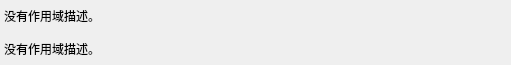
First picture: the form in DrillPluginInformationReader/Source/InformationModule/pluginDetailPart/helpDetailPart/p_ScriptHelp_Src.ui, repository DrillUp/DrillPluginInformationReader, before the edit.
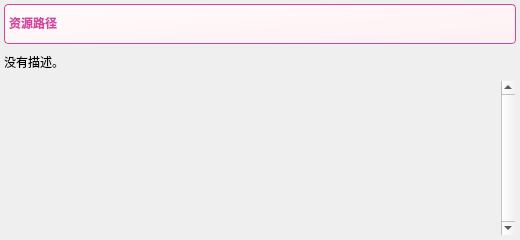
Second picture: the form after the edit. The open tabs and pages were chosen to show the change.

Commit message: 完成了 资源部分 的控件。

Patch:
```diff
--- a/DrillPluginInformationReader/Source/InformationModule/pluginDetailPart/helpDetailPart/p_ScriptHelp_Src.ui
+++ b/DrillPluginInformationReader/Source/InformationModule/pluginDetailPart/helpDetailPart/p_ScriptHelp_Src.ui
@@ -6,10 +6,16 @@
    <rect>
     <x>0</x>
     <y>0</y>
-    <width>511</width>
-    <height>65</height>
+    <width>520</width>
+    <height>240</height>
    </rect>
   </property>
+  <property name="maximumSize">
+   <size>
+    <width>16777215</width>
+    <height>240</height>
+   </size>
+  </property>
   <property name="windowTitle">
    <string>Form</string>
   </property>
@@ -81,7 +87,7 @@
       </layout>
      </widget>
      <widget class="QWidget" name="page_2">
-      <layout class="QVBoxLayout" name="verticalLayout_5">
+      <layout class="QVBoxLayout" name="verticalLayout_5" stretch="0,0,1">
        <property name="spacing">
         <number>9</number>
        </property>
@@ -97,17 +103,70 @@
        <property name="bottomMargin">
         <number>4</number>
        </property>
+       <item>
+        <widget class="QGroupBox" name="groupBox_src">
+         <property name="styleSheet">
+          <string notr="true">
+/* == 群组控件 == */
+QGroupBox{
+	margin-top: 0.5em;
+	padding-top: 20px;
+	color:#d4449e;
+	font-weight:bold;
+    border: 1px solid #d4449e;
+    border-radius: 4px;
+	background-color: qlineargradient(spread:pad, x1:0, y1:0, x2:1, y2:1, stop:0 #FFFAFB, stop:1 #FEF0F3 );
+}
+QGroupBox::title {
+	subcontrol-origin: margin;
+	subcontrol-position: top left;
+	top: 12px;
+	left: 2px;
+	margin-left: 0px;
+	padding: 0 1px;
+}
+QGroupBox:disabled { border:1px solid #CCCCCC; background: #FFFFFF; }</string>
+         </property>
+         <property name="title">
+          <string>资源路径</string>
+         </property>
+         <layout class="QVBoxLayout" name="verticalLayout"/>
+        </widget>
+       </item>
        <item>
         <widget class="QLabel" name="label_context">
          <property name="text">
-          <string>没有作用域描述。</string>
+          <string>没有描述。</string>
+         </property>
+         <property name="wordWrap">
+          <bool>true</bool>
+         </property>
+         <property name="textInteractionFlags">
+          <set>Qt::LinksAccessibleByMouse|Qt::TextSelectableByMouse</set>
          </property>
         </widget>
        </item>
        <item>
-        <widget class="QLabel" name="label_context_2">
-         <property name="text">
-          <string>没有作用域描述。</string>
+        <widget class="QPlainTextEdit" name="plainTextEdit_sample">
+         <property name="sizePolicy">
+          <sizepolicy hsizetype="Expanding" vsizetype="Preferred">
+           <horstretch>0</horstretch>
+           <verstretch>0</verstretch>
+          </sizepolicy>
+         </property>
+         <property name="minimumSize">
+          <size>
+           <width>0</width>
+           <height>40</height>
+          </size>
+         </property>
+         <property name="styleSheet">
+          <string notr="true">#plainTextEdit_sample{
+	background-color: transparent;
+}</string>
+         </property>
+         <property name="verticalScrollBarPolicy">
+          <enum>Qt::ScrollBarAlwaysOn</enum>
          </property>
         </widget>
        </item>
```
Left out of the diff: 4 changed lines with no effect on the pictures. The commit also changes 20 other files.
